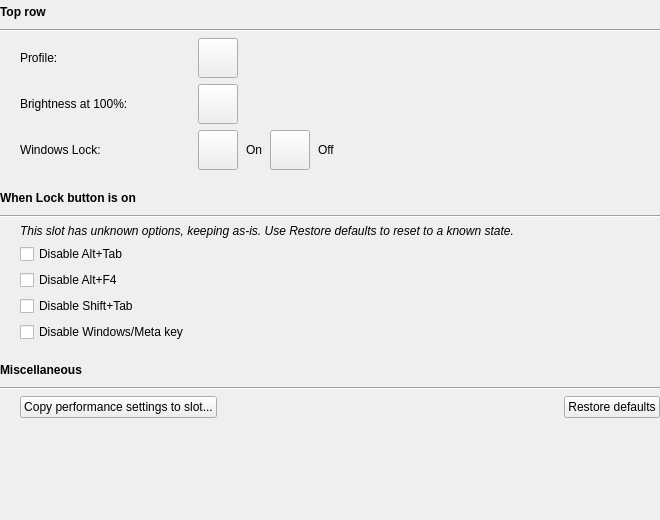
First picture: the form in src/gui/hwperfwidget.ui, repository davidedg/ckb-next-ddg, before the edit.
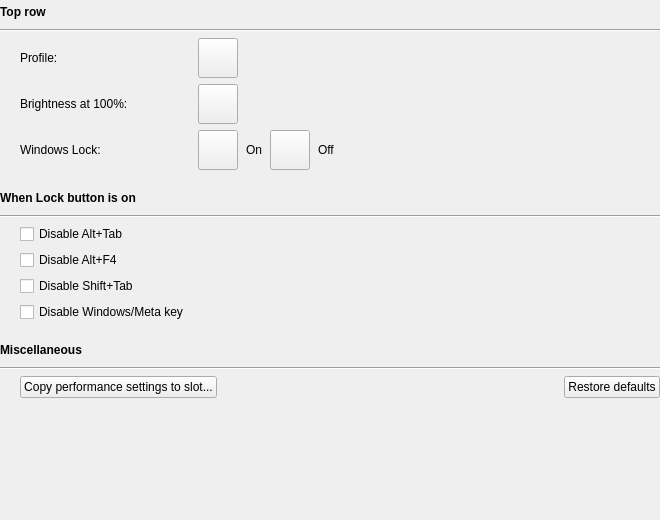
Second picture: the form after the edit. Custom widgets are drawn as their Qt base class.

Patch:
```diff
--- a/src/gui/hwperfwidget.ui
+++ b/src/gui/hwperfwidget.ui
@@ -232,21 +232,6 @@
        </property>
       </widget>
      </item>
-     <item row="8" column="1" colspan="7">
-      <widget class="QLabel" name="unknownNote">
-       <property name="font">
-        <font>
-         <italic>true</italic>
-        </font>
-       </property>
-       <property name="text">
-        <string>This slot has unknown options, keeping as-is. Use Restore defaults to reset to a known state.</string>
-       </property>
-       <property name="wordWrap">
-        <bool>true</bool>
-       </property>
-      </widget>
-     </item>
      <item row="9" column="1" colspan="6">
       <widget class="QCheckBox" name="altTabBox">
        <property name="text">
```
